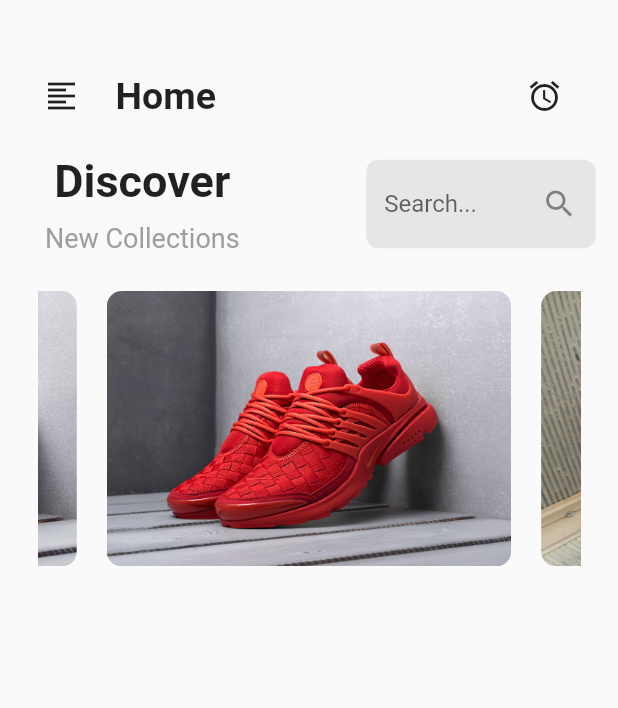
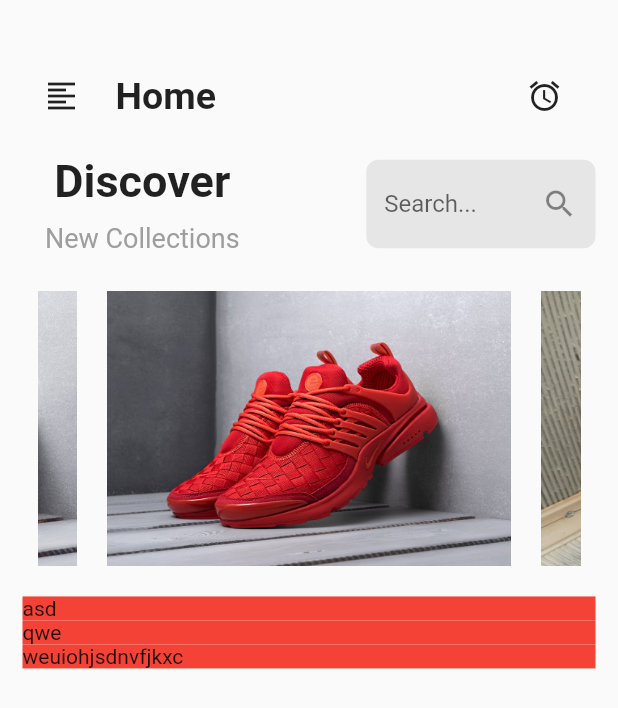
Before and after one commit to NickStern12/flutter_application_1, a Flutter app: the screen it shows after launch, on a phone screen of 412 x 824 dp. Shown: the top 708 px of the screen. Run offline on Flutter 3.47's test engine with Material 2 defaults, Android fonts, the phone set to English and light mode, and no system bars; drawn by our look-alikes of carousel_slider; our stand-ins replace fluttertoast; Roboto replaces fonts that are missing (Times New Roman); project files that could hold a hidden picture were left out.

Commit message:
Widget method

```diff
--- a/lib/main.dart
+++ b/lib/main.dart
@@ -22,6 +22,8 @@ class MyHomePage extends StatefulWidget {
 }
 
 class _MyHomePageState extends State<MyHomePage> {
+  var massive = ['asd', 'qwe', 'weuiohjsdnvfjkxc'];
+
   @override
   Widget build(BuildContext context) {
     final List<String> itemImage = [
@@ -141,14 +143,10 @@ class _MyHomePageState extends State<MyHomePage> {
                     itemBuilder: (context, itemIndex, realIndex) {
                       return Container(
                         margin: EdgeInsets.all(10),
-                        width: MediaQuery.of(context).size.width,
-                        child: ClipRRect(
-                          borderRadius:
-                              BorderRadius.circular(10.0), //add border radius
-                          child: Image.asset(
-                            itemImage[itemIndex],
-                            fit: BoxFit.fill,
-                          ),
+                        width: double.infinity,
+                        child: Image.asset(
+                          itemImage[itemIndex],
+                          fit: BoxFit.fill,
                         ),
                       );
                     },
@@ -156,9 +154,23 @@ class _MyHomePageState extends State<MyHomePage> {
                 ),
               ],
             ),
+            Container(
+                height: 100,
+                child: ListView.builder(
+                    itemCount: massive.length,
+                    itemBuilder: (context, i) {
+                      return text(massive[i]);
+                    }))
           ],
         ),
       ),
     );
   }
+
+  Widget text(String txt) {
+    return Container(
+      color: Colors.red,
+      child: Text(txt),
+    );
+  }
 }
```
